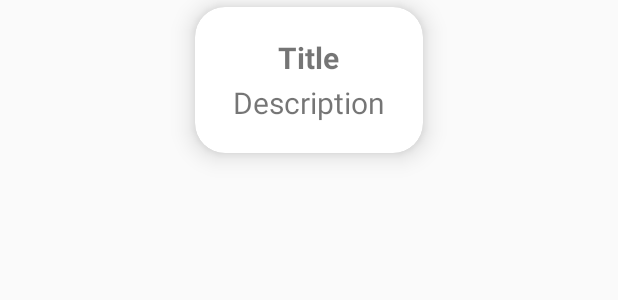
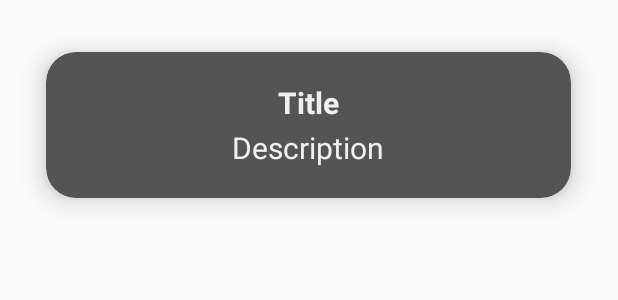
Before and after one commit to berkecankocyigit/CS394-Project, an Android app: the layout dream_layout.xml on its own in the app's theme, with its tools: preview values and no code run, on a phone screen of 412 x 824 dp. Shown: the top 300 px of the screen. Run offline under Robolectric (Android 15) with nearby library versions, the phone set to English and light mode, and no system bars.

Commit message:
dream_layout.xml is updated
Co-Authored-By: caglacengiz <143022362+caglacengiz@users.noreply.github.com>

```diff
--- a/app/src/main/res/layout/dream_layout.xml
+++ b/app/src/main/res/layout/dream_layout.xml
@@ -8,13 +8,13 @@
     android:orientation="horizontal">
 
     <androidx.cardview.widget.CardView
-        android:layout_width="wrap_content"
+        android:layout_width="350dp"
         android:layout_height="wrap_content"
         android:layout_marginStart="25dp"
-        android:layout_marginTop="10dp"
+        android:layout_marginTop="30dp"
         android:layout_marginEnd="25dp"
         android:layout_marginBottom="20dp"
-        app:cardBackgroundColor="@color/white"
+        app:cardBackgroundColor="@color/medium_gray"
         app:cardCornerRadius="20dp"
         app:cardElevation="10dp"
         app:cardMaxElevation="12dp"
@@ -30,6 +30,7 @@
             android:layout_marginEnd="25dp"
             android:layout_marginBottom="20dp"
             android:text="Title"
+            android:textColor="@color/light_gray"
             android:textSize="20sp"
             android:textStyle="bold" />
 
@@ -43,6 +44,7 @@
             android:layout_marginEnd="25dp"
             android:layout_marginBottom="20dp"
             android:text="Description"
+            android:textColor="@color/light_gray"
             android:textSize="20sp"
             android:textStyle="normal"
             android:maxLines="2"
```
